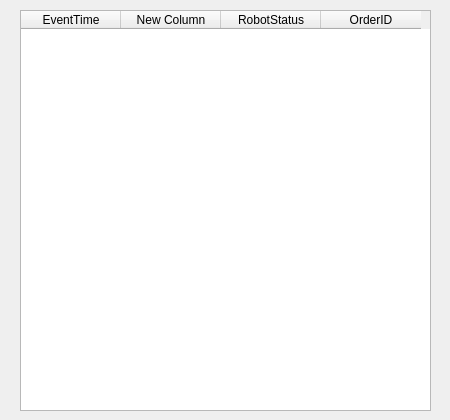
First picture: the form in CTGUI/log.ui, repository sna145815/Self-driving-airport-work-robot, before the edit.
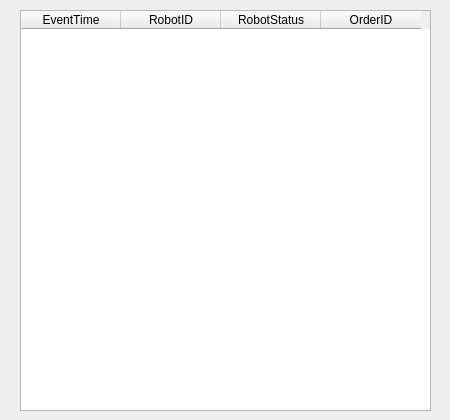
Second picture: the form after the edit.

What changed in the file:
```diff
--- a/CTGUI/log.ui
+++ b/CTGUI/log.ui
@@ -32,7 +32,7 @@
    </column>
    <column>
     <property name="text">
-     <string>New Column</string>
+     <string>RobotID</string>
     </property>
    </column>
    <column>
```
